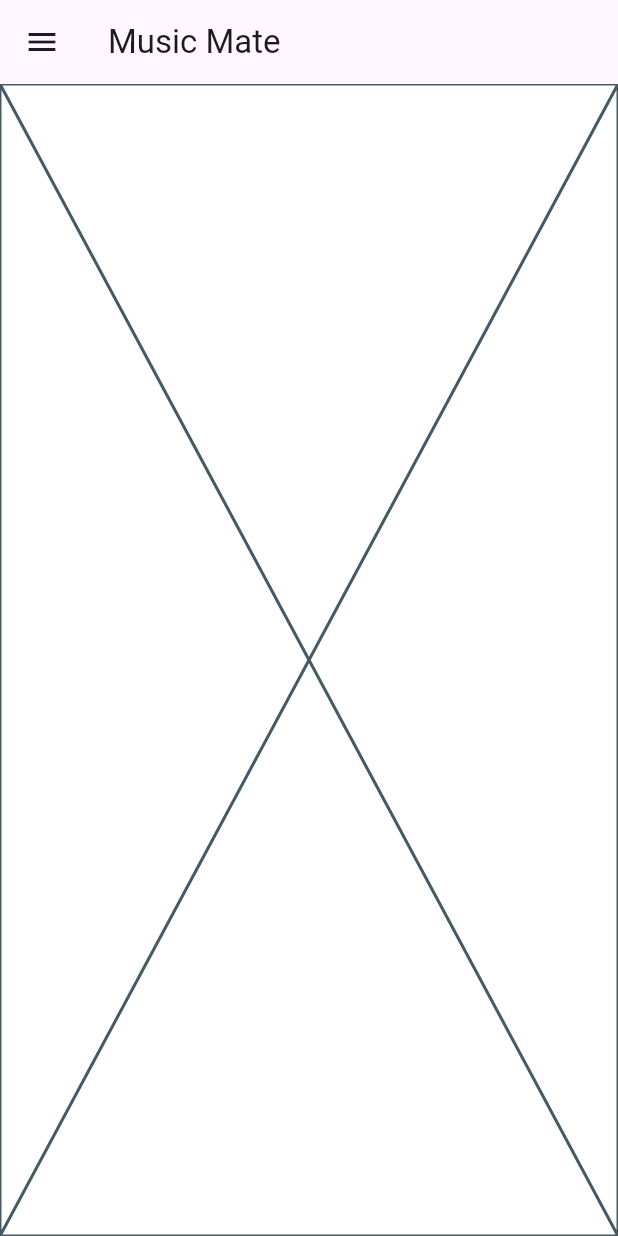
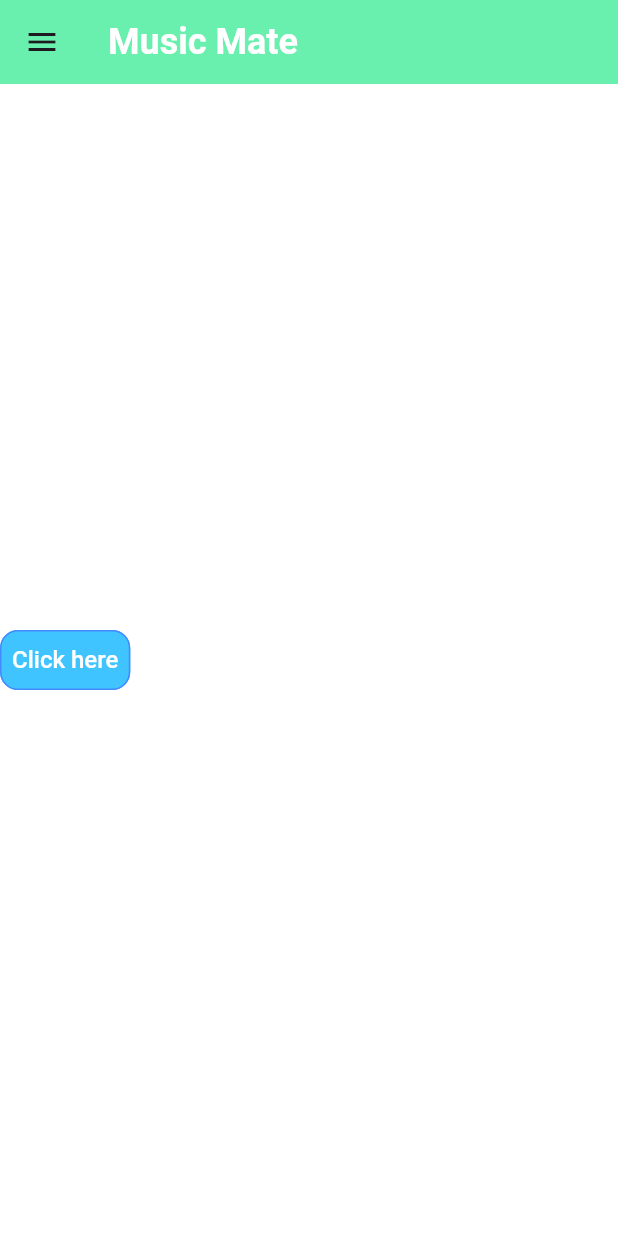
Before and after one commit to Ragnaric/MusicMate, a Flutter app: the screen it shows after launch, on a phone screen of 412 x 824 dp. Run offline on Flutter 3.47's test engine with Material 3 defaults, Android fonts, the phone set to English and light mode, and no system bars; our stand-ins replace bloc, equatable; Roboto replaces fonts that are missing (Poppins).

Commit message:
Create a tailored drawer theme; update other themes with surface tint color.

```diff
--- a/lib/home/view/home_page.dart
+++ b/lib/home/view/home_page.dart
@@ -6,10 +6,18 @@ class HomePage extends StatelessWidget {
 
   @override
   Widget build(BuildContext context) {
-    return const Scaffold(
-      drawer: CDrawer(),
-      appBar: CAppBar(title: 'Music Mate'),
-      body: Placeholder(),
+    return Scaffold(
+      drawer: const CDrawer(),
+      appBar: const CAppBar(title: 'Music Mate'),
+      body: Column(
+        mainAxisAlignment: MainAxisAlignment.center,
+        children: [
+          ElevatedButton(
+            onPressed: () {},
+            child: Text('Click here'),
+          ),
+        ],
+      ),
     );
   }
 }
--- /dev/null
+++ b/lib/utils/theme/tailored_themes/appbar_theme.dart
@@ -0,0 +1,27 @@
+import 'package:flutter/material.dart';
+
+class TAppBarTheme {
+  static const AppBarTheme lightAppBarTheme = AppBarTheme(
+    elevation: 0,
+    scrolledUnderElevation: 0,
+    centerTitle: false,
+    backgroundColor: Colors.greenAccent,
+    titleTextStyle: TextStyle(
+      fontSize: 24,
+      fontWeight: FontWeight.w600,
+      color: Colors.white
+    ),
+  );
+
+  static const AppBarTheme darkAppBarTheme = AppBarTheme(
+    elevation: 0,
+    scrolledUnderElevation: 0,
+    centerTitle: false,
+    backgroundColor: Colors.greenAccent,
+    titleTextStyle: TextStyle(
+        fontSize: 24,
+        fontWeight: FontWeight.w600,
+        color: Colors.white
+    ),
+  );
+}
--- /dev/null
+++ b/lib/utils/theme/tailored_themes/drawer_theme.dart
@@ -0,0 +1,17 @@
+import 'package:flutter/material.dart';
+
+class TDrawerTheme {
+  static const DrawerThemeData lightDrawerTheme = DrawerThemeData(
+    elevation: 10,
+    backgroundColor: Colors.lightBlueAccent,
+    width: 350, //Default width in case the drawer widget doesn't specify one
+    surfaceTintColor: Colors.red,
+  );
+
+  static const DrawerThemeData darkDrawerTheme = DrawerThemeData(
+    elevation: 10,
+    backgroundColor: Colors.lightBlueAccent,
+    width: 350, //Default width in case the drawer widget doesn't specify one
+    surfaceTintColor: Colors.red,
+  );
+}
--- a/lib/utils/theme/tailored_themes/elevated_button_theme.dart
+++ b/lib/utils/theme/tailored_themes/elevated_button_theme.dart
@@ -4,11 +4,12 @@ class TElevatedButtonTheme {
   static ElevatedButtonThemeData lightElevatedButtonTheme = ElevatedButtonThemeData(
     style: ElevatedButton.styleFrom(
       elevation: 0,
-      foregroundColor: Colors.green,
-      backgroundColor: Colors.greenAccent,
+      foregroundColor: Colors.white,
+      backgroundColor: Colors.lightBlueAccent,
+      surfaceTintColor: Colors.red,
       disabledForegroundColor: Colors.grey,
       disabledBackgroundColor: Colors.grey,
-      side: const BorderSide(color: Colors.lightBlueAccent),
+      side: const BorderSide(color: Colors.blueAccent),
       shape: RoundedRectangleBorder(borderRadius: BorderRadius.circular(12)),
       padding: const EdgeInsets.all(8),
       textStyle: const TextStyle(
@@ -24,6 +25,7 @@ class TElevatedButtonTheme {
       elevation: 0,
       foregroundColor: Colors.green,
       backgroundColor: Colors.greenAccent,
+      surfaceTintColor: Colors.red,
       disabledForegroundColor: Colors.grey,
       disabledBackgroundColor: Colors.grey,
       side: const BorderSide(color: Colors.lightBlueAccent),
--- a/lib/utils/theme/theme.dart
+++ b/lib/utils/theme/theme.dart
@@ -1,4 +1,6 @@
 import 'package:flutter/material.dart';
+import 'package:music_mate/utils/theme/tailored_themes/appbar_theme.dart';
+import 'package:music_mate/utils/theme/tailored_themes/drawer_theme.dart';
 import 'package:music_mate/utils/theme/tailored_themes/elevated_button_theme.dart';
 import 'package:music_mate/utils/theme/tailored_themes/text_theme.dart';
 
@@ -11,6 +13,8 @@ class TAppTheme {
     brightness: Brightness.light,
     primaryColor: Colors.greenAccent,
     scaffoldBackgroundColor: Colors.white,
+    appBarTheme: TAppBarTheme.lightAppBarTheme,
+    drawerTheme: TDrawerTheme.lightDrawerTheme,
     textTheme: TTextTheme.lightTextTheme,
     elevatedButtonTheme: TElevatedButtonTheme.lightElevatedButtonTheme,
   );
@@ -21,6 +25,8 @@ class TAppTheme {
     brightness: Brightness.dark,
     primaryColor: Colors.greenAccent,
     scaffoldBackgroundColor: Colors.white,
+    appBarTheme: TAppBarTheme.darkAppBarTheme,
+    drawerTheme: TDrawerTheme.darkDrawerTheme,
     textTheme: TTextTheme.darkTextTheme,
     elevatedButtonTheme: TElevatedButtonTheme.darkElevatedButtonTheme,
   );
```
